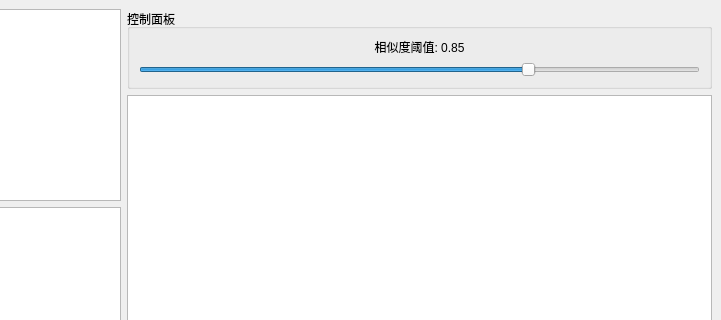
This is ImageTool.ui in Fryt1/TextureSimilarityAnalyzer as Qt 5 draws it before an edit; both pictures show x 559 to 1280 and y 0 to 320 of the 1280 by 720 pixel window. The edited form follows.
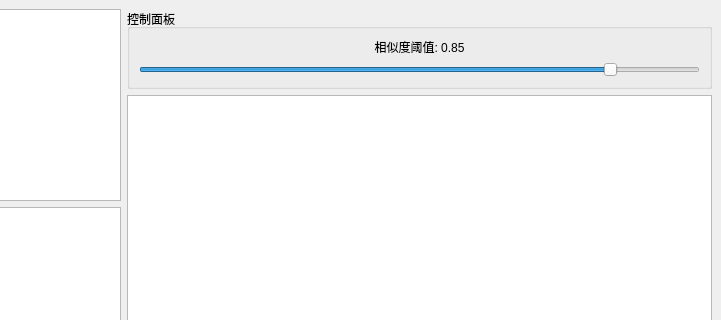
This is the edited form.

```diff
--- a/ImageTool.ui
+++ b/ImageTool.ui
@@ -86,7 +86,7 @@
          <item>
           <widget class="QSlider" name="thresholdSlider">
            <property name="minimum">
-            <number>50</number>
+            <number>0</number>
            </property>
            <property name="maximum">
             <number>100</number>
```
